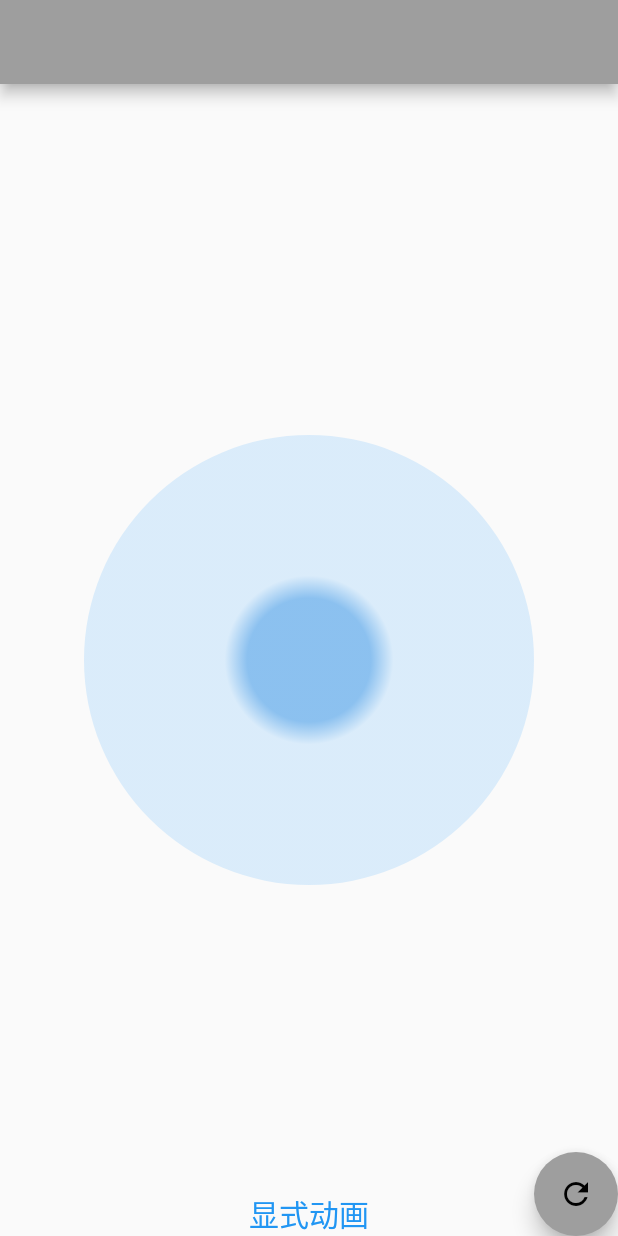
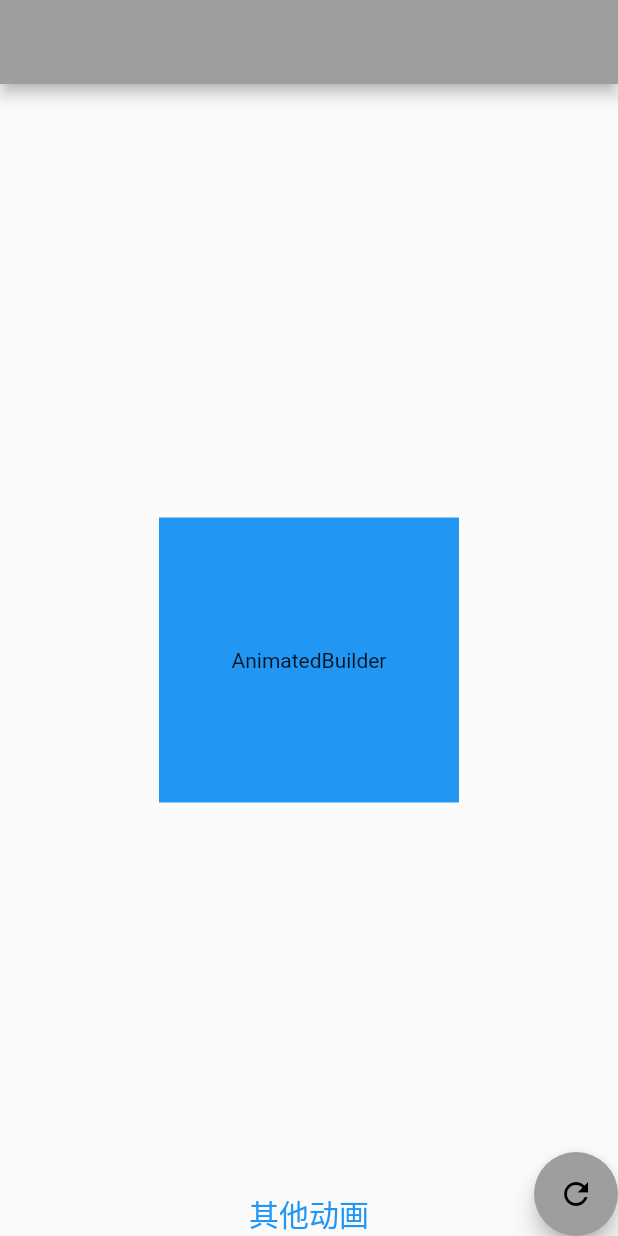
Before and after one commit to zeqinjie/flutter_demo, a Flutter app: the screen it shows after launch, after a tap on the "refresh" icon, on a phone screen of 412 x 824 dp. Run offline on Flutter 3.47's test engine with Material 2 defaults, Android fonts, the phone set to English and light mode, and no system bars.

Commit message:
<add>(动画)：动画原理

```diff
--- a/lib/animation_demo/tw_animation_app.dart
+++ b/lib/animation_demo/tw_animation_app.dart
@@ -1,6 +1,7 @@
 import 'package:flutter/material.dart';
 import 'package:tw_chart_demo/animation_demo/tw_animation_display_view.dart';
 import 'package:tw_chart_demo/animation_demo/tw_animation_implicit_view.dart';
+import 'package:tw_chart_demo/animation_demo/tw_animation_view.dart';
 
 /// create by:  zhengzeqin
 /// create time:  2022-03-15 22:37
@@ -22,7 +23,7 @@ class _TWAnimationAppState extends State<TWAnimationApp> {
       debugShowCheckedModeBanner: false,
       home: Scaffold(
         appBar: AppBar(),
-        body: const TWAnimationDisplayView(),
+        body: const TWAnimationView(),
       ),
     );
   }
--- /dev/null
+++ b/lib/animation_demo/tw_animation_view.dart
@@ -0,0 +1,116 @@
+import 'package:flutter/material.dart';
+
+/// create by:  zhengzeqin
+/// create time:  2022-03-31 22:02
+/// des: 其他动画 https://www.bilibili.com/video/BV1dz411v76Z?spm_id_from=333.999.0.0
+
+class TWAnimationView extends StatefulWidget {
+  const TWAnimationView({Key? key}) : super(key: key);
+
+  @override
+  State<TWAnimationView> createState() => _TWAnimationViewState();
+}
+
+class _TWAnimationViewState extends State<TWAnimationView>
+    with SingleTickerProviderStateMixin {
+  late AnimationController _controller;
+  double _height = 50.0;
+  bool _isLoading = false;
+  @override
+  void initState() {
+    // TODO: implement initState
+    super.initState();
+    _controller = AnimationController(
+      vsync: this,
+      duration: const Duration(seconds: 1),
+    );
+  }
+
+  @override
+  Widget build(BuildContext context) {
+    return Stack(
+      children: [
+        const Align(
+          alignment: Alignment.bottomCenter,
+          child: SafeArea(
+            child: Text(
+              "其他动画",
+              style: TextStyle(
+                fontSize: 20,
+                color: Colors.blue,
+              ),
+            ),
+          ),
+        ),
+        // _buildAnimatedContainer(),
+        _buildAnimatedBuilder(),
+        Positioned(
+          right: 0,
+          bottom: 0,
+          child: SafeArea(
+            child: FloatingActionButton(
+              child: const Icon(Icons.refresh),
+              onPressed: () {
+                setState(
+                  () {
+                    _height += 50;
+                    if (_height > 500) {
+                      _height = 100;
+                    }
+                    if (_isLoading) {
+                      _controller.stop(); // reset: 重置恢复   stop: 暂停
+                    } else {
+                      _controller.repeat(
+                          reverse: true); // forward: 执行一次  repeat: 重复执行
+                    }
+                    _isLoading = !_isLoading;
+                  },
+                );
+              },
+            ),
+          ),
+        ),
+      ],
+    );
+  }
+
+  /// 隐式动画原理 , AnimatedContainer 继承 ImplicitlyAnimatedWidget 本质就是 ImplicitlyAnimatedWidgetState
+  /// ImplicitlyAnimatedWidgetState 使用的是 AnimationController
+  Widget _buildAnimatedContainer() {
+    return Center(
+      child: AnimatedContainer(
+        duration: const Duration(seconds: 1),
+        color: Colors.blue,
+        height: _height,
+        width: _height,
+      ),
+    );
+  }
+
+  /// 显示动画原理, AnimatedBuilder 继承 AnimatedWidget 本质就是 _AnimatedState
+  /// _AnimatedState 使用的是 void _handleChange() { setState(() { });}
+  Widget _buildAnimatedBuilder() {
+    final Animation heightAnimation =
+    Tween(begin: 100.0, end: 200.0).animate(_controller);
+    return AnimatedBuilder(
+      animation: _controller,
+      child: const Text(
+        "AnimatedBuilder",
+        textAlign: TextAlign.center,
+      ),
+      // 这个 child 及传给 builder 的，从性能考虑
+      builder: (BuildContext context, Widget? child) {
+        return Center(
+          child: Container(
+            alignment: Alignment.center,
+            color: Colors.blue,
+            width: 200,
+            height: heightAnimation.value,
+            child: child,
+          ),
+        );
+      },
+    );
+  }
+
+}
```
